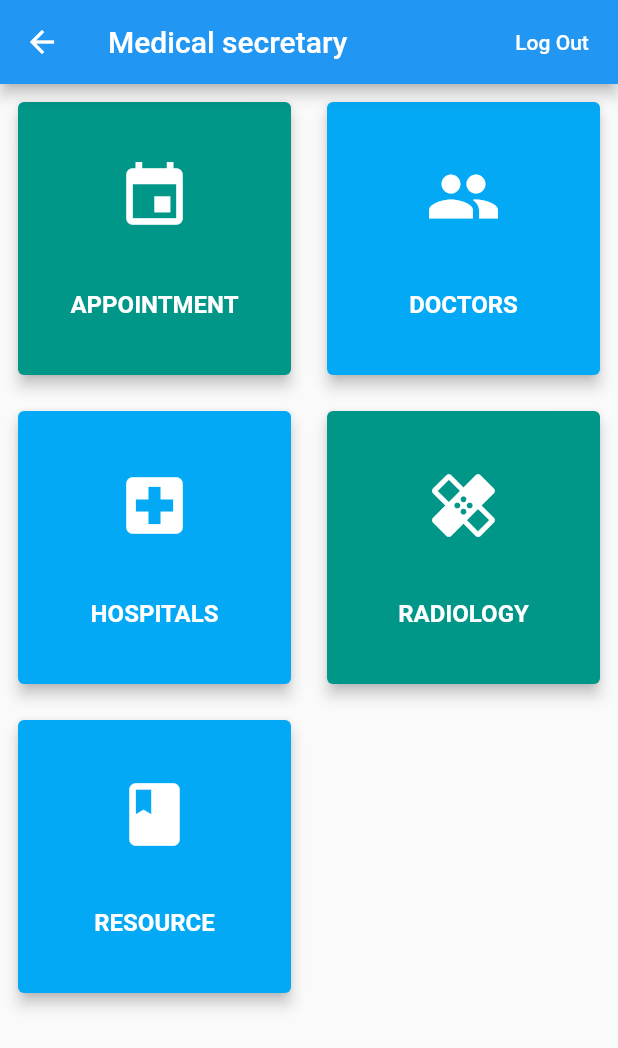
After one commit to boyanzhang36/COMP90082-MS, a Flutter app: the DashBoard screen opened directly, on a phone screen of 412 x 824 dp. The commit adds this screen. Shown: the top 1048 px of the screen. Run offline on Flutter 3.47's test engine with Material 2 defaults, Android fonts, the phone set to English and light mode, and no system bars; our stand-ins replace flutter_calendar_carousel, shared_preferences; accounts and stored records are empty.

```diff
--- a/frontend/lib/login.dart
+++ b/frontend/lib/login.dart
@@ -1,10 +1,10 @@
 import 'dart:convert';
-
 import 'package:flutter/material.dart';
 import 'package:flutter/services.dart';
 import 'package:http/http.dart' as http;
 import 'package:frontend/main.dart';
 import 'package:shared_preferences/shared_preferences.dart';
+import 'package:frontend/util/serverDetails.dart';
 
 class LoginPage extends StatefulWidget {
   @override
@@ -40,7 +40,7 @@ class _LoginPageState extends State<LoginPage> {
 
   signIn(String email, pass) async {
     SharedPreferences sharedPreferences = await SharedPreferences.getInstance();
-    String url = 'http://192.168.1.215:8080/medsec/api/login';
+    String url = ServerDetails.ip + ':' + ServerDetails.port + ServerDetails.api + 'login';
     Map<String, String> headers = {"Content-type": "application/json"};
     var data = jsonEncode({
       'email': email,
--- /dev/null
+++ b/frontend/lib/screens/dashboard.dart
@@ -0,0 +1,92 @@
+import 'package:flutter/material.dart';
+import 'package:frontend/login.dart';
+import 'package:frontend/appointments.dart';
+import 'package:frontend/screens/doctors.dart';
+import 'package:shared_preferences/shared_preferences.dart';
+import 'package:frontend/util/authentication.dart';
+
+class DashBoard extends StatefulWidget {
+  @override
+  _DashBoardState createState() => _DashBoardState();
+}
+
+class _DashBoardState extends State<DashBoard> {
+
+  SharedPreferences sharedPreferences;
+
+  @override
+  void initState() {
+    super.initState();
+
+  }
+
+  @override
+  Widget build(BuildContext context) {
+    return Scaffold(
+      appBar: AppBar(
+        title: Text("Medical secretary", style: TextStyle(color: Colors.white)),
+        actions: <Widget>[
+          FlatButton(
+            onPressed: () {
+              Authentication.logout();
+              Navigator.of(context).pushAndRemoveUntil(MaterialPageRoute(
+                  builder: (BuildContext context) => LoginPage()), (
+                  Route<dynamic> route) => false);
+            },
+            child: Text("Log Out", style: TextStyle(color: Colors.white)),
+          ),
+        ],
+      ),
+      body: GridView(
+        gridDelegate:
+        SliverGridDelegateWithFixedCrossAxisCount(crossAxisCount: 2),
+        children: <Widget>[
+          _buildCard("APPOINTMENT", Icons.event, Colors.teal, onTap: () {
+            Navigator.of(context).push(
+                MaterialPageRoute(builder: (context) => AppointmentPage()));
+          }),
+          _buildCard("DOCTORS", Icons.people, Colors.lightBlue, onTap: () {
+            Navigator.pushNamed(context, '/doctors');
+          }),
+          _buildCard(
+              "HOSPITALS", Icons.local_hospital, Colors.lightBlue, onTap: () {
+            Navigator.of(context).pushNamed("home");
+          }),
+          _buildCard("RADIOLOGY", Icons.healing, Colors.teal, onTap: () {
+            Navigator.of(context).pushNamed("alerts");
+          }),
+          //_buildCard("PATHOLOGY", FontAwesomeIcons.ambulance, Colors.teal, onTap: (){Navigator.of(context).pushNamed("ambulance");}),
+          _buildCard("RESOURCE", Icons.book, Colors.lightBlue, onTap: () {
+            Navigator.of(context).pushNamed("donate");
+          }),
+//          _buildCard("Medical History", Icons.library_books, Colors.deepPurpleAccent, onTap: (){Navigator.of(context).pushNamed("history");}),
+//          _buildCard("Ask A doctor", Icons.chat, Colors.indigo, onTap: (){Navigator.of(context).pushNamed("support");}),
+        ],
+      ),
+    );
+  }
+
+
+  Widget _buildCard(String title, IconData icon, Color backgroundColor,
+      {GestureTapCallback onTap}) {
+    return Padding(
+      padding: const EdgeInsets.all(8.0),
+      child: Card(
+        elevation: 4.0,
+        color: backgroundColor,
+        child: InkWell(
+          onTap: onTap,
+          child: Column(
+            mainAxisAlignment: MainAxisAlignment.spaceEvenly,
+            children: <Widget>[
+              Icon(icon, size: 50.0, color: Colors.white,),
+              Text(title, style: TextStyle(fontSize: 16.0,
+                  color: Colors.white,
+                  fontWeight: FontWeight.bold),),
+            ],
+          ),
+        ),
+      ),
+    );
+  }
+}
--- /dev/null
+++ b/frontend/lib/util/serverDetails.dart
@@ -0,0 +1,5 @@
+class ServerDetails{
+  static String ip="http://128.250.0.77";
+  static String port="8080";
+  static String api="/medsec/api/";
+}
```
Also changed, not shown: frontend/lib/components/doctor.dart (added, +26 -0 lines), frontend/lib/main.dart (+13 -79 lines), frontend/lib/screens/doctors.dart (added, +116 -0 lines), frontend/lib/util/authentication.dart (added, +35 -0 lines).
